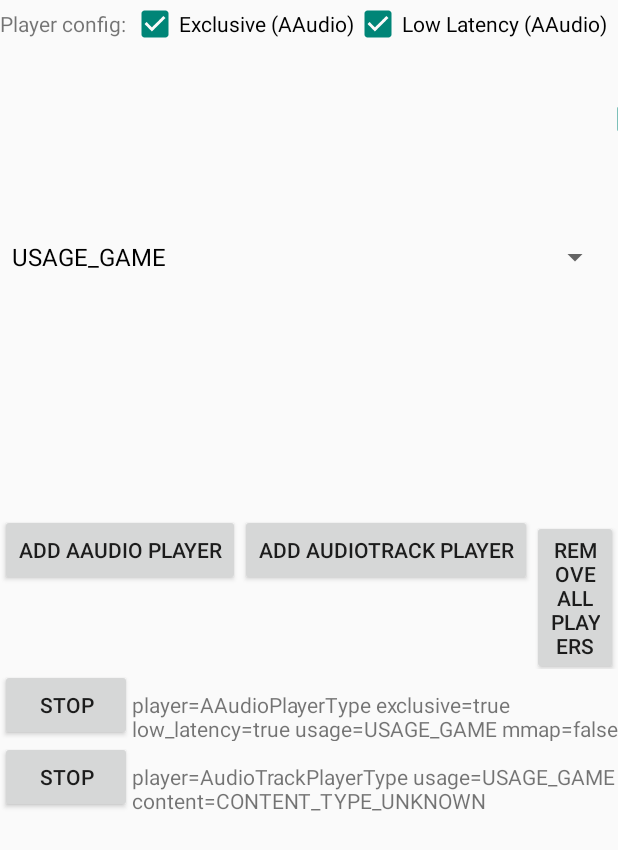
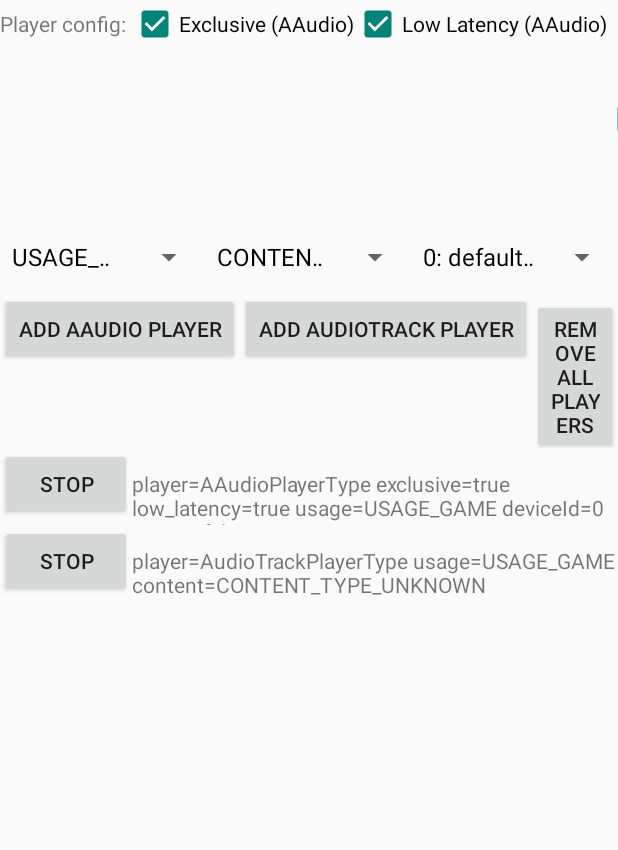
Before and after one commit to ilijabc/android_audiotest, an Android app built with Jetpack Compose: the screen it shows after launch (MainActivity), after a tap on "ADD AUDIOTRACK PLAYER", on a phone screen of 412 x 824 dp. Shown: the top 850 px of the screen. Run offline under Robolectric (Android 15) with nearby library versions, the phone set to English and light mode, and no system bars; 1 other tap on this screen came first.

Commit message:
broadcast intents

```diff
--- a/app/src/main/java/com/rtrk/audiotest/AAudioPlayer.java
+++ b/app/src/main/java/com/rtrk/audiotest/AAudioPlayer.java
@@ -5,7 +5,7 @@ public class AAudioPlayer implements IPlayer {
         System.loadLibrary("audiotest");
     }
 
-    private native int createAAudioPlayer(boolean exclusive, boolean lowlatency, int usage);
+    private native int createAAudioPlayer(boolean exclusive, boolean lowlatency, int usage, int deviceId);
     private native void destroyAAudioPlayer(int id);
     private native void startAAudioPlayer(int id);
     private native void stopAAudioPlayer(int id);
@@ -16,8 +16,8 @@ public class AAudioPlayer implements IPlayer {
     private int player_id = -1;
     private boolean is_mmap = false;
 
-    public AAudioPlayer(boolean exclusive, boolean lowlatency, int usage) {
-        player_id = createAAudioPlayer(exclusive, lowlatency, usage);
+    public AAudioPlayer(boolean exclusive, boolean lowlatency, int usage, int deviceId) {
+        player_id = createAAudioPlayer(exclusive, lowlatency, usage, deviceId);
         is_mmap = isAAudioPlayerMMap(player_id);
     }
     @Override
--- a/app/src/main/java/com/rtrk/audiotest/AudioTrackPlayer.java
+++ b/app/src/main/java/com/rtrk/audiotest/AudioTrackPlayer.java
@@ -42,7 +42,7 @@ public class AudioTrackPlayer implements IPlayer {
     }
 
     public AudioTrackPlayer(int audioUsage, int contentType) {
-        int sampleRate = 48000;
+        int sampleRate = 44100;
         int channelConfig = AudioFormat.CHANNEL_OUT_MONO;
         int audioFormat = AudioFormat.ENCODING_PCM_16BIT;
 //        int contentType = AudioAttributes.CONTENT_TYPE_MUSIC;
--- a/app/src/main/java/com/rtrk/audiotest/MainActivity.java
+++ b/app/src/main/java/com/rtrk/audiotest/MainActivity.java
@@ -1,8 +1,15 @@
 package com.rtrk.audiotest;
 
 import android.app.Activity;
+import android.content.BroadcastReceiver;
 import android.content.Context;
+import android.content.Intent;
+import android.content.IntentFilter;
+import android.media.AudioDeviceInfo;
+import android.media.AudioManager;
+import android.os.Build;
 import android.os.Bundle;
+import android.util.Log;
 import android.util.Pair;
 import android.view.ViewGroup;
 import android.widget.ArrayAdapter;
@@ -14,10 +21,15 @@ import android.widget.Spinner;
 import android.widget.TextView;
 
 import androidx.annotation.Nullable;
+import androidx.annotation.RequiresApi;
 
 import java.util.ArrayList;
+import java.util.HashMap;
 
 public class MainActivity extends Activity {
+    final static private String ADD_PLAYER_ACTION = "com.rtrk.audiotest.ADD_PLAYER";
+    final static private String REMOVE_ALL_PLAYERS_ACTION = "com.rtrk.audiotest.REMOVE_ALL_PLAYERS";
+
     enum PlayerType {
         AAudioPlayerType,
         AudioTrackPlayerType
@@ -61,7 +73,7 @@ public class MainActivity extends Activity {
             }
         }
 
-        public PlayerItemView(Context context, IPlayer player, PlayerType type, boolean exclusive, boolean low_latency, boolean isPlaying, String usage, String content) {
+        public PlayerItemView(Context context, IPlayer player, PlayerType type, boolean exclusive, boolean low_latency, boolean isPlaying, String usage, String content, int deviceId) {
             super(context);
             this.player = player;
             this.type = type;
@@ -72,7 +84,9 @@ public class MainActivity extends Activity {
 
             TextView infoText = new TextView(context);
             if (type == PlayerType.AAudioPlayerType) {
-                infoText.setText("player=" + type + " exclusive=" + exclusive + " low_latency=" + low_latency + " usage=" + usage + " mmap=" + player.isMMap());
+                infoText.setText("player=" + type + " exclusive=" + exclusive
+                        + " low_latency=" + low_latency + " usage=" + usage + " deviceId=" + deviceId
+                        + " mmap=" + player.isMMap());
             } else {
                 infoText.setText("player=" + type + " usage=" + usage + " content=" + content);
             }
@@ -93,13 +107,40 @@ public class MainActivity extends Activity {
         }
     }
 
+    class ControlReceiver extends BroadcastReceiver {
+
+        @Override
+        public void onReceive(Context context, Intent intent) {
+            if (ADD_PLAYER_ACTION.equals(intent.getAction())) {
+                PlayerType type = PlayerType.AAudioPlayerType;
+                if (intent.hasExtra("type") && intent.getStringExtra("type").equals("audio_track"))
+                    type = PlayerType.AudioTrackPlayerType;
+                boolean exclusive = intent.getBooleanExtra("exclusive", true);
+                boolean low_latency = intent.getBooleanExtra("low_latency", true);
+                boolean autoplay = intent.getBooleanExtra("autoplay", true);
+                String usage = "USAGE_MEDIA";
+                if (intent.hasExtra("usage"))
+                    usage = intent.getStringExtra("usage");
+                String content = "CONTENT_TYPE_UNKNOWN";
+                if (intent.hasExtra("content"))
+                    content = intent.getStringExtra("content");
+                int device_id = intent.getIntExtra("device_id", 0);
+                addPlayer(type, exclusive, low_latency, autoplay, usage, content, device_id);
+            } else if (REMOVE_ALL_PLAYERS_ACTION.equals(intent.getAction())) {
+                removeAllPlayers();
+            }
+        }
+    }
+
     LinearLayout mMainView;
     LinearLayout mListView;
     ScrollView mScrollView;
 
     ArrayList<IPlayer> mPlayerList = new ArrayList<>();
 
-    private IPlayer addPlayer(PlayerType type, boolean exclusive, boolean low_latency, boolean autoplay, String usage, String content) {
+    ControlReceiver mReceiver = new ControlReceiver();
+
+    private IPlayer addPlayer(PlayerType type, boolean exclusive, boolean low_latency, boolean autoplay, String usage, String content, int deviceId) {
         int usageId = 0;
         for (Pair<String, Integer> p : mUsageList) {
             if (p.first.equals(usage)) {
@@ -118,7 +159,7 @@ public class MainActivity extends Activity {
 
         IPlayer player = null;
         if (type == PlayerType.AAudioPlayerType) {
-            player = new AAudioPlayer(exclusive, low_latency, usageId);
+            player = new AAudioPlayer(exclusive, low_latency, usageId, deviceId);
         } else {
             player = new AudioTrackPlayer(usageId, contentId);
         }
@@ -127,7 +168,7 @@ public class MainActivity extends Activity {
         }
         mPlayerList.add(player);
         {
-            PlayerItemView item = new PlayerItemView(this, player, type, exclusive, low_latency, autoplay, usage, content);
+            PlayerItemView item = new PlayerItemView(this, player, type, exclusive, low_latency, autoplay, usage, content, deviceId);
             mListView.addView(item);
             mScrollView.post(() -> { mScrollView.scrollTo(0, mScrollView.getBottom()); });
         }
@@ -160,6 +201,22 @@ public class MainActivity extends Activity {
             contentList.add(p.first);
         }
 
+        AudioDeviceInfo[] adi = null;
+        AudioManager audioManager = (AudioManager) getSystemService(Context.AUDIO_SERVICE);
+        if (Build.VERSION.SDK_INT >= Build.VERSION_CODES.M) {
+            adi = audioManager.getDevices(AudioManager.GET_DEVICES_OUTPUTS);
+        }
+        ArrayAdapter<String> devicesList = new ArrayAdapter<>(this, android.R.layout.simple_spinner_dropdown_item);
+        devicesList.add("0: default audio device");
+        if (adi != null) {
+            Log.d("audiotest", "Audio devices: " + adi.length);
+            for (AudioDeviceInfo info : adi) {
+                String infoText = info.getId() + ": " + info.getAddress() + " (" + info.getProductName() + ")";
+                Log.d("audiotest", "  " + infoText);
+                devicesList.add(infoText);
+            }
+        }
+
         // Main menu
         {
             // first menu
@@ -188,13 +245,16 @@ public class MainActivity extends Activity {
             Spinner spinnerUsage = new Spinner(this);
             spinnerUsage.setAdapter(usageList);
             spinnerUsage.setSelection(10); // set USAGE_GAME as default
+            spinnerUsage.setLayoutParams(new LinearLayout.LayoutParams(1, ViewGroup.LayoutParams.WRAP_CONTENT, 0.3f));
             menu2.addView(spinnerUsage);
             Spinner spinnerContent = new Spinner(this);
             spinnerContent.setAdapter(contentList);
+            spinnerContent.setLayoutParams(new LinearLayout.LayoutParams(1, ViewGroup.LayoutParams.WRAP_CONTENT, 0.3f));
             menu2.addView(spinnerContent);
-            TextView textContent = new TextView(this);
-            textContent.setText("(AudioTrack)");
-            menu2.addView(textContent);
+            Spinner spinnerDevice = new Spinner(this);
+            spinnerDevice.setAdapter(devicesList);
+            spinnerDevice.setLayoutParams(new LinearLayout.LayoutParams(1, ViewGroup.LayoutParams.WRAP_CONTENT, 0.3f));
+            menu2.addView(spinnerDevice);
             // third menu
             LinearLayout menu3 = new LinearLayout(this);
             menu3.setOrientation(LinearLayout.HORIZONTAL);
@@ -208,7 +268,9 @@ public class MainActivity extends Activity {
                 boolean autoplay = checkAutoPlay.isChecked();
                 String usage = spinnerUsage.getSelectedItem().toString();
                 String content = spinnerContent.getSelectedItem().toString();
-                addPlayer(PlayerType.AAudioPlayerType, exclusive, low_latency, autoplay, usage, content);
+                int deviceId = Integer.parseInt(spinnerDevice.getSelectedItem().toString().split(":")[0]);
+                Log.d("audiotest", "deviceId=" + deviceId);
+                addPlayer(PlayerType.AAudioPlayerType, exclusive, low_latency, autoplay, usage, content, deviceId);
             });
             menu3.addView(buttonAddAAudio);
             // AudioTrack button
@@ -220,7 +282,9 @@ public class MainActivity extends Activity {
                 boolean autoplay = checkAutoPlay.isChecked();
                 String usage = spinnerUsage.getSelectedItem().toString();
                 String content = spinnerContent.getSelectedItem().toString();
-                addPlayer(PlayerType.AudioTrackPlayerType, exclusive, low_latency, autoplay, usage, content);
+                int deviceId = Integer.parseInt(spinnerDevice.getSelectedItem().toString().split(":")[0]);
+                Log.d("audiotest", "deviceId=" + deviceId);
+                addPlayer(PlayerType.AudioTrackPlayerType, exclusive, low_latency, autoplay, usage, content, deviceId);
             });
             menu3.addView(buttonAddAudioTrack);
             // Remove all
@@ -236,6 +300,15 @@ public class MainActivity extends Activity {
         mListView = new LinearLayout(this);
         mListView.setOrientation(LinearLayout.VERTICAL);
         mScrollView.addView(mListView);
+
+        // Broadcast receiver
+        IntentFilter filter = new IntentFilter();
+        filter.addAction(ADD_PLAYER_ACTION);
+        filter.addAction(REMOVE_ALL_PLAYERS_ACTION);
+        if (Build.VERSION.SDK_INT >= Build.VERSION_CODES.TIRAMISU) {
+            Log.d("audiotest", "register broadcast receiver");
+            registerReceiver(mReceiver, filter, Context.RECEIVER_EXPORTED);
+        }
     }
 
     @Override
```
Also changed, not shown: 3 other files.
